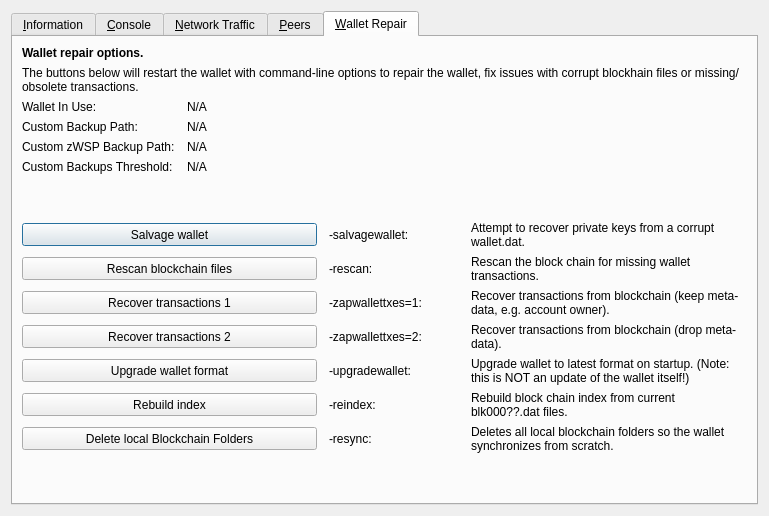
Qt form src/qt/forms/rpcconsole.ui (rpicoin/rpicore) before a commit.
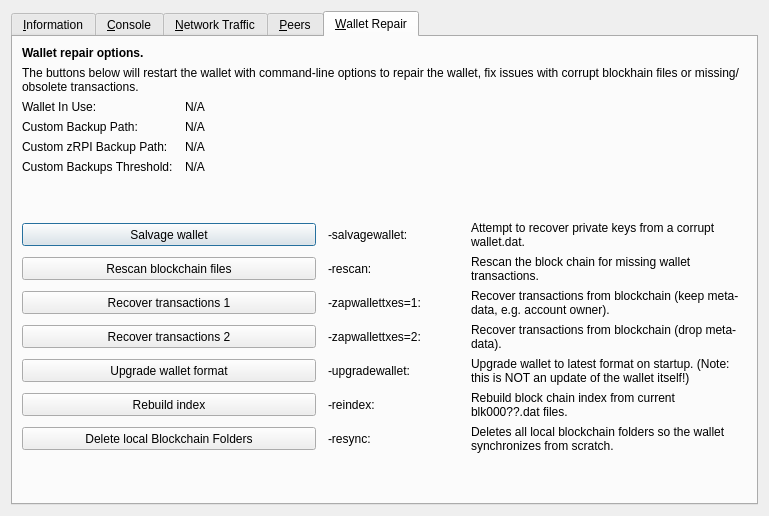
The same form after that commit. The open tabs and pages were chosen to show the change. Icons and pictures are not drawn. Custom widgets are drawn as their Qt base class.

Commit message: [QT] Update text and translations

Diff of the .ui file:
```diff
--- a/src/qt/forms/rpcconsole.ui
+++ b/src/qt/forms/rpcconsole.ui
@@ -1359,7 +1359,7 @@
           <bool>false</bool>
          </property>
          <property name="text">
-          <string>Custom zWSP Backup Path:</string>
+          <string>Custom zRPI Backup Path:</string>
          </property>
         </widget>
        </item>
```
The commit also changes 2 other files.
